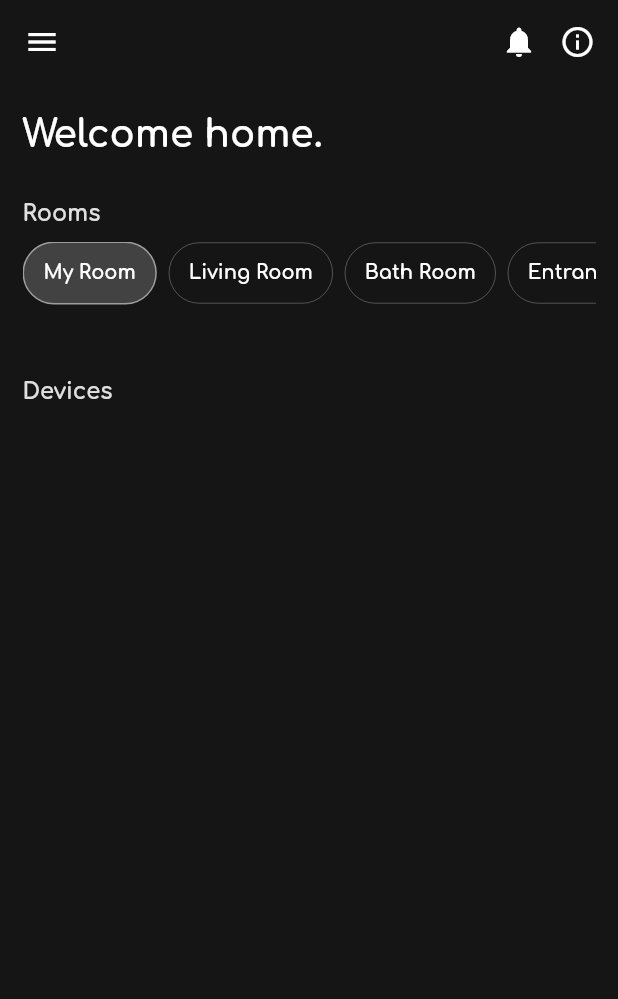
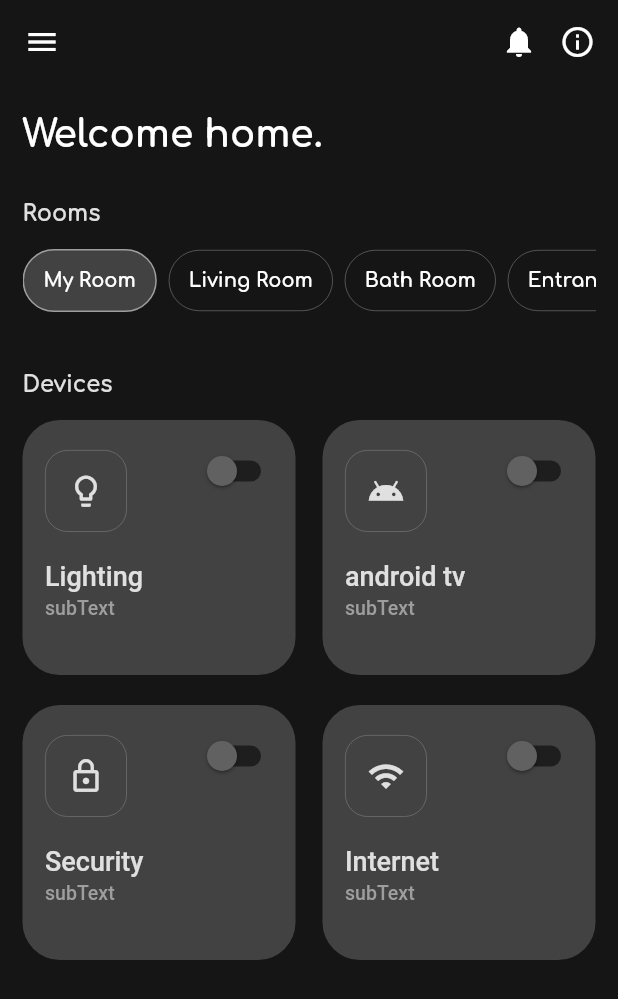
Before and after one commit to knsrmnm/flutter_smart_home_app, a Flutter app: the screen it shows after launch, on a phone screen of 412 x 824 dp. Shown: the top 999 px of the screen. Run offline on Flutter 3.47's test engine with Material 2 defaults, Android fonts, the phone set to English and light mode, and no system bars.

Commit message:
Update home_screen.dart

```diff
--- a/lib/screen/home_screen.dart
+++ b/lib/screen/home_screen.dart
@@ -7,8 +7,13 @@ class HomeScreen extends StatefulWidget {
 }
 
 class _HomeScreenState extends State<HomeScreen> {
+  bool _switch1 = false;
+  bool _switch2 = false;
+  bool _switch3 = false;
+  bool _switch4 = false;
   @override
   Widget build(BuildContext context) {
+    Size size = MediaQuery.of(context).size;
     return Scaffold(
       backgroundColor: Color(0xFF151515),
       appBar: AppBar(
@@ -45,7 +50,7 @@ class _HomeScreenState extends State<HomeScreen> {
                 ),
                 const SizedBox(height: 30.0),
                 Text("Rooms", style: TextStyle(fontSize: 15.0, color: Colors.grey[300], fontFamily: 'Comfortaa')),
-                const SizedBox(height: 10.0),
+                const SizedBox(height: 15.0),
                 SingleChildScrollView(
                   scrollDirection: Axis.horizontal,
                   child: Row(
@@ -60,8 +65,60 @@ class _HomeScreenState extends State<HomeScreen> {
                     ],
                   ),
                 ),
-                const SizedBox(height: 50.0),
+                const SizedBox(height: 40.0),
                 Text("Devices", style: TextStyle(fontSize: 15.0, color: Colors.grey[300], fontFamily: 'Comfortaa')),
+                const SizedBox(height: 15.0),
+                Row(
+                  children: [
+                    _makeDeviceEl("Lighting", "subText", Icons.lightbulb_outline, size.width,
+                      Switch(
+                        value: _switch1,
+                        onChanged: (bool e) { setState(() => _switch1 = e); },
+                        activeColor: Colors.white,
+                        activeTrackColor: Colors.grey,
+                        inactiveThumbColor: Colors.grey[700],
+                        inactiveTrackColor: Colors.black54,
+                      ),
+                    ),
+                    const SizedBox(width: 18.0),
+                    _makeDeviceEl("android tv", "subText", Icons.android, size.width,
+                      Switch(
+                        value: _switch2,
+                        onChanged: (bool e) { setState(() => _switch2 = e); },
+                        activeColor: Colors.white,
+                        activeTrackColor: Colors.grey,
+                        inactiveThumbColor: Colors.grey[700],
+                        inactiveTrackColor: Colors.black54,
+                      ),
+                    ),
+                  ]
+                ),
+                const SizedBox(height: 20.0),
+                Row(
+                    children: [
+                      _makeDeviceEl("Security", "subText", Icons.lock_outline, size.width,
+                        Switch(
+                          value: _switch3,
+                          onChanged: (bool e) { setState(() => _switch3 = e); },
+                          activeColor: Colors.white,
+                          activeTrackColor: Colors.grey,
+                          inactiveThumbColor: Colors.grey[700],
+                          inactiveTrackColor: Colors.black54,
+                        ),
+                      ),
+                      const SizedBox(width: 18.0),
+                      _makeDeviceEl("Internet", "subText", Icons.wifi, size.width,
+                        Switch(
+                          value: _switch4,
+                          onChanged: (bool e) { setState(() => _switch4 = e); },
+                          activeColor: Colors.white,
+                          activeTrackColor: Colors.grey,
+                          inactiveThumbColor: Colors.grey[700],
+                          inactiveTrackColor: Colors.black54,
+                        ),
+                      ),
+                    ]
+                ),
               ],
             ),
           ),
@@ -99,3 +156,67 @@ Widget _makeRoomEl(String name, bool selected) {
     ),
   );
 }
+
+/// Make device widget.
+Widget _makeDeviceEl(String name, String subText, IconData icon, double width, Widget sw) {
+  final double containerWidth = (width/2)-24.0;
+  final double iconContainerWidth = containerWidth*0.3;
+  bool _active = false;
+  return Container(
+    width: containerWidth,
+    height: 170.0,
+    decoration: BoxDecoration(
+      borderRadius: BorderRadius.all(Radius.circular(25.0)),
+      color: Colors.grey[800]
+    ),
+    child: Padding(
+      padding: EdgeInsets.all(10.0),
+      child: Stack(
+        children: [
+          Align(
+            alignment: Alignment.topLeft,
+            child: Padding(
+              padding: EdgeInsets.only(top: 10.0, left: 5.0),
+              child: Container(
+                decoration: BoxDecoration(
+                  borderRadius: BorderRadius.all(Radius.circular(15.0)),
+                  border: Border.all(
+                    color: Colors.grey.withOpacity(0.5),
+                    width: 0.5,
+                  )
+                ),
+                width: iconContainerWidth,
+                height: iconContainerWidth,
+                child: Icon(icon, size: 25.0, color: Colors.grey[300]),
+              )
+            )
+          ),
+          Align(
+            alignment: const Alignment(-1, 0.3),
+            child: Padding(
+              padding: EdgeInsets.only(left: 5.0),
+              child: Text(
+                name,
+                style: TextStyle(fontSize: 18.0, fontWeight: FontWeight.w500, color: Colors.grey[300]),
+              ),
+            ),
+          ),
+          Align(
+            alignment: const Alignment(-1, 0.6),
+            child: Padding(
+              padding: EdgeInsets.only(left: 5.0),
+              child: Text(
+                subText,
+                style: TextStyle(fontSize: 13.0, fontWeight: FontWeight.w500, color: Colors.grey[500]),
+              ),
+            ),
+          ),
+          Align(
+            alignment: Alignment.topRight,
+            child: sw
+          ),
+        ],
+      ),
+    ),
+  );
+}
```
